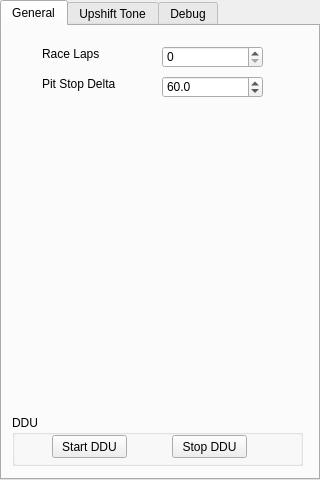
Before: the Qt Designer form gui/iDDUgui.ui in MarcMatten/iDDU, drawn with Qt 5.
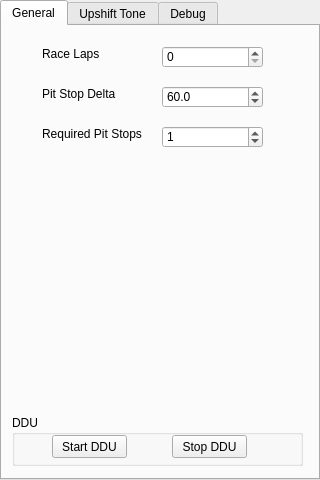
After: the same form once the commit is applied.

Commit message: - added button for required pit stops - car on map are highlighted when in pit road or when required pit stops are served - added according calculation in IDDUCalc

Patch:
```diff
--- a/gui/iDDUgui.ui
+++ b/gui/iDDUgui.ui
@@ -52,7 +52,7 @@
      <property name="geometry">
       <rect>
        <x>40</x>
-       <y>50</y>
+       <y>60</y>
        <width>81</width>
        <height>16</height>
       </rect>
@@ -65,7 +65,7 @@
      <property name="geometry">
       <rect>
        <x>160</x>
-       <y>50</y>
+       <y>60</y>
        <width>101</width>
        <height>22</height>
       </rect>
@@ -144,6 +144,47 @@
       </property>
      </widget>
     </widget>
+    <widget class="QLabel" name="label_11">
+     <property name="geometry">
+      <rect>
+       <x>40</x>
+       <y>100</y>
+       <width>101</width>
+       <height>16</height>
+      </rect>
+     </property>
+     <property name="text">
+      <string>Required Pit Stops</string>
+     </property>
+    </widget>
+    <widget class="QDoubleSpinBox" name="doubleSpinBox_PitStopsRequired">
+     <property name="geometry">
+      <rect>
+       <x>160</x>
+       <y>100</y>
+       <width>101</width>
+       <height>22</height>
+      </rect>
+     </property>
+     <property name="prefix">
+      <string/>
+     </property>
+     <property name="suffix">
+      <string/>
+     </property>
+     <property name="decimals">
+      <number>0</number>
+     </property>
+     <property name="maximum">
+      <double>1000.000000000000000</double>
+     </property>
+     <property name="singleStep">
+      <double>1.000000000000000</double>
+     </property>
+     <property name="value">
+      <double>1.000000000000000</double>
+     </property>
+    </widget>
    </widget>
    <widget class="QWidget" name="tabUpshiftTone">
     <attribute name="title">
```
The commit also changes 5 other files.
